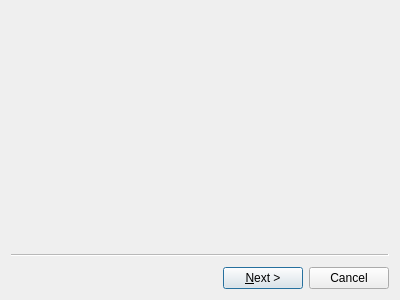
Qt form boundlessconnect/ui/firstrunwizardbase.ui (elpaso/qgis-connect-plugin) before a commit.
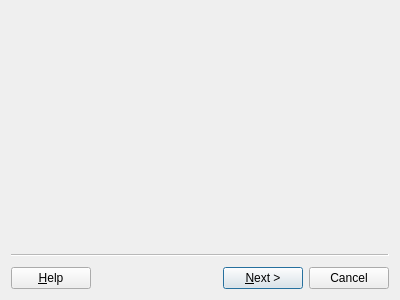
The same form after that commit. Custom widgets are drawn as their Qt base class.

Commit message: added help button

What changed in the file:
```diff
--- a/boundlessconnect/ui/firstrunwizardbase.ui
+++ b/boundlessconnect/ui/firstrunwizardbase.ui
@@ -14,7 +14,7 @@
    <string>Boundless First Run Wizard</string>
   </property>
   <property name="options">
-   <set>QWizard::NoBackButtonOnStartPage</set>
+   <set>QWizard::HaveHelpButton|QWizard::NoBackButtonOnStartPage</set>
   </property>
   <widget class="WelcomePage" name="mPageWelcome"/>
   <widget class="CredentialsPage" name="mPageCredentials"/>
```
The commit also changes 1 other file.
